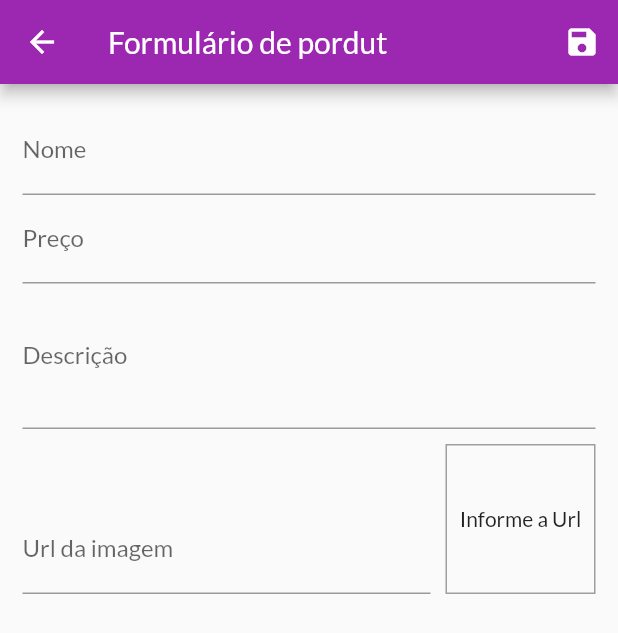
After one commit to LuckasMacedo2/flutter-shop, a Flutter app: the ProductsFormPage screen opened by its route, after a tap on the "save" icon, on a phone screen of 412 x 824 dp. The commit adds this screen. Shown: the top 633 px of the screen. Run offline on Flutter 3.47's test engine with Material 2 defaults, Android fonts, the phone set to English and light mode, and no system bars; network calls fail.

Commit message:
Diversas melhorias

```diff
--- a/lib/components/product_grid.dart
+++ b/lib/components/product_grid.dart
@@ -1,6 +1,6 @@
 import 'package:flutter/material.dart';
 import 'package:provider/provider.dart';
-import 'package:shop/components/product_item.dart';
+import 'package:shop/components/product_grid_item.dart';
 
 import '../models/product.dart';
 import '../models/product_list.dart';
@@ -21,7 +21,7 @@ class ProductGrid extends StatelessWidget {
       itemCount: loadedProducts.length,
       itemBuilder: (ctx, i) => ChangeNotifierProvider.value(
         value: loadedProducts[i],
-        child: ProductItem(),
+        child: ProductGridItem(),
       ),
       gridDelegate: SliverGridDelegateWithFixedCrossAxisCount(
         // Sliver = área dentro de algo que pode ser rolavel
--- a/lib/main.dart
+++ b/lib/main.dart
@@ -7,7 +7,9 @@ import 'package:shop/models/product_list.dart';
 import 'package:shop/pages/cart_page.dart';
 import 'package:shop/pages/orders_page.dart';
 import 'package:shop/pages/product_detail_page.dart';
+import 'package:shop/pages/products_form_page.dart';
 import 'package:shop/pages/products_overview_page.dart';
+import 'package:shop/pages/products_page.dart';
 import 'package:shop/utils/apps_routes.dart';
 
 void main() {
@@ -45,6 +47,8 @@ class MyApp extends StatelessWidget {
           AppRoutes.PRODUCT_DETAIL: (ctx) => ProductDetailPage(),
           AppRoutes.CART: (ctx) => CartPage(),
           AppRoutes.ORDERS: (ctx) => OrdersPage(),
+          AppRoutes.PRODUCTS: (ctx) => ProductsPage(),
+          AppRoutes.PRODUCT_FORM: (ctx) => ProductsFormPage(),
         },
         debugShowCheckedModeBanner:
             false, // Não ficar mostrando a tag de debbug
--- /dev/null
+++ b/lib/pages/products_form_page.dart
@@ -0,0 +1,211 @@
+import 'package:flutter/material.dart';
+import 'package:provider/provider.dart';
+import 'package:shop/models/product_list.dart';
+
+import '../models/product.dart';
+
+class ProductsFormPage extends StatefulWidget {
+  const ProductsFormPage({super.key});
+
+  @override
+  State<ProductsFormPage> createState() => _ProductsFormPageState();
+}
+
+class _ProductsFormPageState extends State<ProductsFormPage> {
+  final _priceFocus = FocusNode();
+  final _descriptionFocus = FocusNode();
+  final _imageUrlFocus = FocusNode();
+  final _imageUrlController = TextEditingController();
+
+  final _formKey = GlobalKey<FormState>();
+  final _formData = Map<String, Object>();
+
+  @override
+  void initState() {
+    super.initState();
+    _imageUrlFocus.addListener(updateImage);
+  }
+
+  @override
+  void dispose() {
+    super.dispose();
+    _priceFocus.dispose();
+    _descriptionFocus.dispose();
+    _imageUrlFocus.removeListener(updateImage);
+    _imageUrlFocus.dispose();
+  }
+
+  @override
+  void didChangeDependencies() {
+    // TODO: implement didChangeDependencies
+    super.didChangeDependencies();
+    if(_formData.isEmpty) {
+      final arg = ModalRoute.of(context)?.settings.arguments;
+
+      if(arg != null) {
+        final product = arg as Product;
+        _formData['id'] = product.id;
+        _formData['name'] = product.name;
+        _formData['price'] = product.price;
+        _formData['description'] = product.description;
+        _formData['imageUrl'] = product.imageUrl;
+
+        _imageUrlController.text = product.imageUrl;
+
+      }
+    }
+  }
+
+  void updateImage() {
+    setState(() {});
+  }
+
+  bool isValidImageUrl(String url) {
+    bool isValidUrl = Uri.tryParse(url)?.hasAbsolutePath ?? false;
+    bool endsWithFile = url.toLowerCase().endsWith('.png') ||
+        url.toLowerCase().endsWith('.jpg') ||
+        url.toLowerCase().endsWith('.jpeg');
+
+    return isValidUrl && endsWithFile;
+  }
+
+  void _submitForm() {
+    _formKey.currentState?.save();
+    final isValid = _formKey.currentState?.validate() ?? false;
+
+    if (!isValid) return;
+
+    Provider.of<ProductList>(
+      context,
+      listen: false,
+    ).saveProduct(_formData);
+    Navigator.of(context).pop();
+  }
+
+  @override
+  Widget build(BuildContext context) {
+    return Scaffold(
+      appBar: AppBar(
+        title: Text('Formulário de pordut'),
+        actions: [
+          IconButton(
+            onPressed: _submitForm,
+            icon: Icon(Icons.save),
+          ),
+        ],
+      ),
+      body: Padding(
+        padding: const EdgeInsets.all(15),
+        child: Form(
+          key: _formKey,
+          child: ListView(
+            children: [
+              TextFormField(
+                initialValue: _formData['name']?.toString(),
+                decoration: InputDecoration(labelText: 'Nome'),
+                textInputAction: TextInputAction.next,
+                onFieldSubmitted: (_) {
+                  FocusScope.of(context).requestFocus(_priceFocus);
+                },
+                onSaved: (name) => _formData['name'] = name ?? '',
+                validator: (_name) {
+                  final name = _name ?? '';
+
+                  if (name.trim().isEmpty) return 'O nome é obrigatório';
+                  if (name.trim().length < 3)
+                    return 'O nome precisa de no minímo 3 letras';
+
+                  return null;
+                },
+              ),
+              TextFormField(
+                initialValue: _formData['price']?.toString(),
+                decoration: InputDecoration(labelText: 'Preço'),
+                textInputAction: TextInputAction.next,
+                focusNode: _priceFocus,
+                keyboardType: TextInputType.numberWithOptions(
+                  decimal: true,
+                ),
+                onFieldSubmitted: (_) {
+                  FocusScope.of(context).requestFocus(_descriptionFocus);
+                },
+                onSaved: (price) =>
+                    _formData['price'] = double.parse(price ?? '0'),
+                validator: (_price) {
+                  final priceStr = _price ?? '';
+                  final price = double.tryParse(priceStr) ?? -1;
+
+                  if (price <= 0) return 'Informe um preço válido';
+                  return null;
+                },
+              ),
+              TextFormField(
+                initialValue: _formData['description']?.toString(),
+                decoration: InputDecoration(labelText: 'Descrição'),
+                focusNode: _descriptionFocus,
+                keyboardType: TextInputType.multiline,
+                maxLines: 3,
+                onSaved: (description) =>
+                    _formData['description'] = description ?? '',
+                validator: (_description) {
+                  final description = _description ?? '';
+
+                  if (description.trim().isEmpty)
+                    return 'A descrição é obrigatória';
+                  if (description.trim().length < 10)
+                    return 'O nome precisa de no minímo 10 letras';
+
+                  return null;
+                },
+              ),
+              Row(
+                crossAxisAlignment: CrossAxisAlignment.end,
+                children: [
+                  Expanded(
+                    child: TextFormField(
+                      decoration: InputDecoration(labelText: 'Url da imagem'),
+                      focusNode: _imageUrlFocus,
+                      controller: _imageUrlController,
+                      keyboardType: TextInputType.url,
+                      textInputAction: TextInputAction.done,
+                      onFieldSubmitted: (_) => _submitForm,
+                      onSaved: (imageUrl) =>
+                          _formData['imageUrl'] = imageUrl ?? '',
+                      validator: (_imageUrl) {
+                        final imageUrl = _imageUrl ?? '';
+                        if (!isValidImageUrl(imageUrl))
+                          return 'Informe uma Url válida';
+                        return null;
+                      },
+                    ),
+                  ),
+                  Container(
+                    height: 100,
+                    width: 100,
+                    margin: const EdgeInsets.only(
+                      top: 10,
+                      left: 10,
+                    ),
+                    decoration: BoxDecoration(
+                      border: Border.all(
+                        color: Colors.grey,
+                        width: 1,
+                      ),
+                    ),
+                    alignment: Alignment.center,
+                    child: _imageUrlController.text.isEmpty
+                        ? Text('Informe a Url')
+                        : FittedBox(
+                            child: Image.network(_imageUrlController.text),
+                            fit: BoxFit.cover,
+                          ),
+                  ),
+                ],
+              ),
+            ],
+          ),
+        ),
+      ),
+    );
+  }
+}
--- a/lib/utils/apps_routes.dart
+++ b/lib/utils/apps_routes.dart
@@ -3,4 +3,6 @@ class AppRoutes {
   static const PRODUCT_DETAIL = '/product-detail';
   static const CART = '/cart';
   static const ORDERS = '/orders';
+  static const PRODUCTS = '/products';
+  static const PRODUCT_FORM = '/product-form';
 }
```
Also changed, not shown: lib/components/app_drawer.dart (+11 -1 lines), lib/components/cart_item.dart (+23 -0 lines), lib/components/product_grid_item.dart (added, +74 -0 lines), lib/components/product_item.dart (+59 -44 lines), lib/models/cart.dart (+19 -0 lines), lib/models/product_list.dart (+42 -0 lines), lib/pages/products_page.dart (added, +44 -0 lines).
